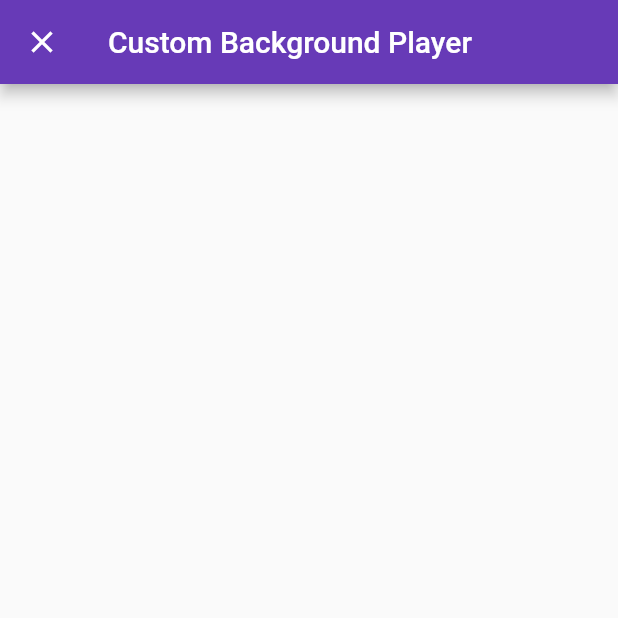
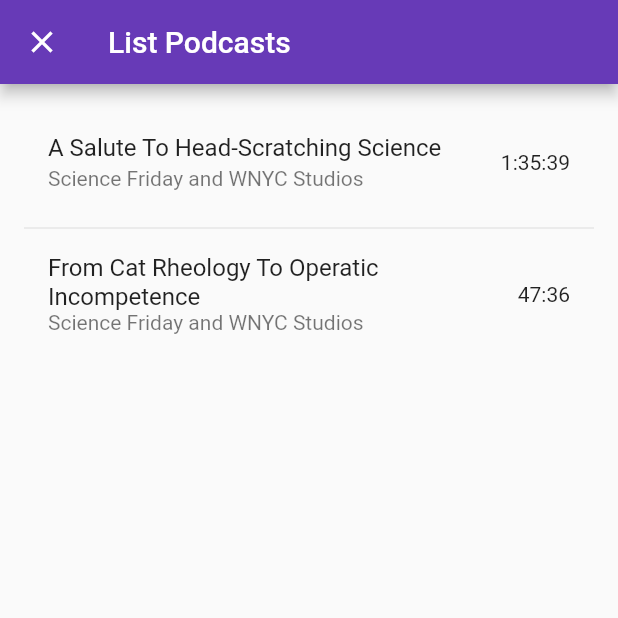
Before and after one commit to irufano/music_app, a Flutter app: the screen it shows after launch, after a tap on "Custom Background Player", on a phone screen of 412 x 824 dp, the top half of it. Run offline on Flutter 3.47's test engine with Material 2 defaults, Android fonts, the phone set to English and light mode, and no system bars; our stand-ins replace audio_service, audio_video_progress_bar, flutter_tts, just_audio, rxdart; missing offline and left inert: audio_session; statements that could not run were skipped.

```diff
--- a/lib/custom_background_player/custom_background_player.dart
+++ b/lib/custom_background_player/custom_background_player.dart
@@ -1,7 +1,6 @@
 import 'package:audio_service/audio_service.dart';
 import 'package:flutter/foundation.dart';
 import 'package:flutter/material.dart';
-import 'package:music_app/custom_background_player/audio_player_task.dart';
 
 import 'media_state.dart';
 import 'player_buttons.dart';
@@ -19,20 +18,6 @@ class CustomBackgroundPlayer extends StatefulWidget {
 class _CustomBackgroundPlayerState extends State<CustomBackgroundPlayer> {
   @override
   void initState() {
-    // start service
-    AudioService.start(
-      backgroundTaskEntrypoint: audioPlayerTaskEntrypoint,
-      androidNotificationChannelName: 'Audio Service Demo',
-      // Enable this if you want the Android service to exit the foreground state on pause.
-      //androidStopForegroundOnPause: true,
-      androidNotificationColor: 0xFF2196f3,
-      androidNotificationIcon: 'mipmap/ic_launcher',
-      androidEnableQueue: true,
-      androidStopForegroundOnPause: true,
-      androidNotificationClickStartsActivity: true,
-    );
-    // add dynamic queue:
-    // AudioService.addQueueItem(m);
     super.initState();
   }
 
@@ -58,7 +43,6 @@ class _CustomBackgroundPlayerState extends State<CustomBackgroundPlayer> {
             final audioServiceRunning = snapshot.data ?? false;
 
             if (!audioServiceRunning) {
-              Navigator.pop(context);
               return Center(child: Text("Audio service is not running"));
             } else {
               return StreamBuilder<AudioProcessingState>(
@@ -182,6 +166,9 @@ class _CustomBackgroundPlayerState extends State<CustomBackgroundPlayer> {
                                         final queue = queueState?.queue ?? [];
                                         final mediaItem = queueState?.mediaItem;
 
+                                        print(
+                                            '--- queue length : ${queue.length} ---');
+
                                         return Row(
                                           mainAxisAlignment:
                                               MainAxisAlignment.center,
--- /dev/null
+++ b/lib/custom_background_player/list_media_item_page.dart
@@ -0,0 +1,79 @@
+import 'package:audio_service/audio_service.dart';
+import 'package:flutter/material.dart';
+
+import 'audio_player_task.dart';
+import 'custom_background_player.dart';
+import 'media_library.dart';
+
+class ListMediaItemPage extends StatefulWidget {
+  const ListMediaItemPage({Key? key}) : super(key: key);
+
+  @override
+  _ListMediaItemPageState createState() => _ListMediaItemPageState();
+}
+
+class _ListMediaItemPageState extends State<ListMediaItemPage> {
+  MediaLibrary _mediaLibrary = MediaLibrary();
+  @override
+  Widget build(BuildContext context) {
+    return Scaffold(
+      appBar: AppBar(
+        title: Text('List Podcasts'),
+      ),
+      body: StreamBuilder<AudioProcessingState>(
+          stream: AudioService.playbackStateStream
+              .map((state) => state.processingState)
+              .distinct(),
+          builder: (context, snapshot) {
+            final processingState = snapshot.data ?? AudioProcessingState.none;
+
+            return Container(
+              padding: EdgeInsets.symmetric(vertical: 16, horizontal: 16),
+              child: ListView.separated(
+                  separatorBuilder: (context, index) => Divider(),
+                  itemCount: _mediaLibrary.items.length,
+                  itemBuilder: (context, index) {
+                    return ListTile(
+                      title: Text(_mediaLibrary.items[index].title),
+                      subtitle: Text(_mediaLibrary.items[index].artist!),
+                      trailing: Text(
+                          RegExp(r'((^0*[1-9]\d*:)?\d{2}:\d{2})\.\d+$')
+                                  .firstMatch(
+                                      "${_mediaLibrary.items[index].duration}")
+                                  ?.group(1) ??
+                              '${_mediaLibrary.items[index].duration}'),
+                      onTap: () async {
+                        Navigator.of(context).push(MaterialPageRoute(
+                            fullscreenDialog: true,
+                            builder: (context) => CustomBackgroundPlayer()));
+
+                        // start service
+                        await AudioService.start(
+                          backgroundTaskEntrypoint: audioPlayerTaskEntrypoint,
+                          androidNotificationChannelName: 'Audio Service Demo',
+                          // Enable this if you want the Android service to exit the foreground state on pause.
+                          //androidStopForegroundOnPause: true,
+                          androidNotificationColor: 0xFF2196f3,
+                          androidNotificationIcon: 'mipmap/ic_launcher',
+                          androidEnableQueue: true,
+                          androidStopForegroundOnPause: true,
+                          androidNotificationClickStartsActivity: true,
+                        );
+
+                        if (processingState == AudioProcessingState.ready) {
+                          // update dynamic queue:
+                          await AudioService.updateMediaItem(
+                              _mediaLibrary.items[index]);
+                        } else {
+                          // add dynamic queue:
+                          await AudioService.addQueueItem(
+                              _mediaLibrary.items[index]);
+                        }
+                      },
+                    );
+                  }),
+            );
+          }),
+    );
+  }
+}
--- a/lib/custom_background_player/media_library.dart
+++ b/lib/custom_background_player/media_library.dart
@@ -4,22 +4,29 @@ class MediaLibrary {
   final _items = <MediaItem>[
     MediaItem(
       // This can be any unique id, but we use the audio URL for convenience.
-      id: "https://s3.amazonaws.com/scifri-episodes/scifri20181123-episode.mp3",
+      id: "1",
       album: "Science Friday",
       title: "A Salute To Head-Scratching Science",
       artist: "Science Friday and WNYC Studios",
       duration: Duration(milliseconds: 5739820),
       artUri: Uri.parse(
           "https://media.wnyc.org/i/1400/1400/l/80/1/ScienceFriday_WNYCStudios_1400.jpg"),
+      extras: {
+        "source":
+            "https://s3.amazonaws.com/scifri-episodes/scifri20181123-episode.mp3"
+      },
     ),
     MediaItem(
-      id: "https://s3.amazonaws.com/scifri-segments/scifri201711241.mp3",
+      id: "2",
       album: "Science Friday",
       title: "From Cat Rheology To Operatic Incompetence",
       artist: "Science Friday and WNYC Studios",
       duration: Duration(milliseconds: 2856950),
       artUri: Uri.parse(
           "https://media.wnyc.org/i/1400/1400/l/80/1/ScienceFriday_WNYCStudios_1400.jpg"),
+      extras: {
+        "source": "https://s3.amazonaws.com/scifri-segments/scifri201711241.mp3"
+      },
     ),
   ];
 
--- a/lib/main.dart
+++ b/lib/main.dart
@@ -1,6 +1,6 @@
 import 'package:audio_service/audio_service.dart';
 import 'package:flutter/material.dart';
-import 'package:music_app/custom_background_player/custom_background_player.dart';
+import 'package:music_app/custom_background_player/list_media_item_page.dart';
 
 import 'background_player/background_player.dart';
 import 'simple_player/simple_player.dart';
@@ -71,9 +71,12 @@ class _MyHomeState extends State<MyHome> {
                 child: ElevatedButton(
                   child: Text('Custom Background Player'),
                   onPressed: () {
+                    // Navigator.of(context).push(MaterialPageRoute(
+                    //     fullscreenDialog: true,
+                    //     builder: (context) => CustomBackgroundPlayer()));
                     Navigator.of(context).push(MaterialPageRoute(
                         fullscreenDialog: true,
-                        builder: (context) => CustomBackgroundPlayer()));
+                        builder: (context) => ListMediaItemPage()));
                   },
                 ),
               ),
```
Also changed, not shown: lib/background_player/audio_player_service.dart (deleted, +0 -126 lines), lib/custom_background_player/audio_player_task.dart (+60 -21 lines).
